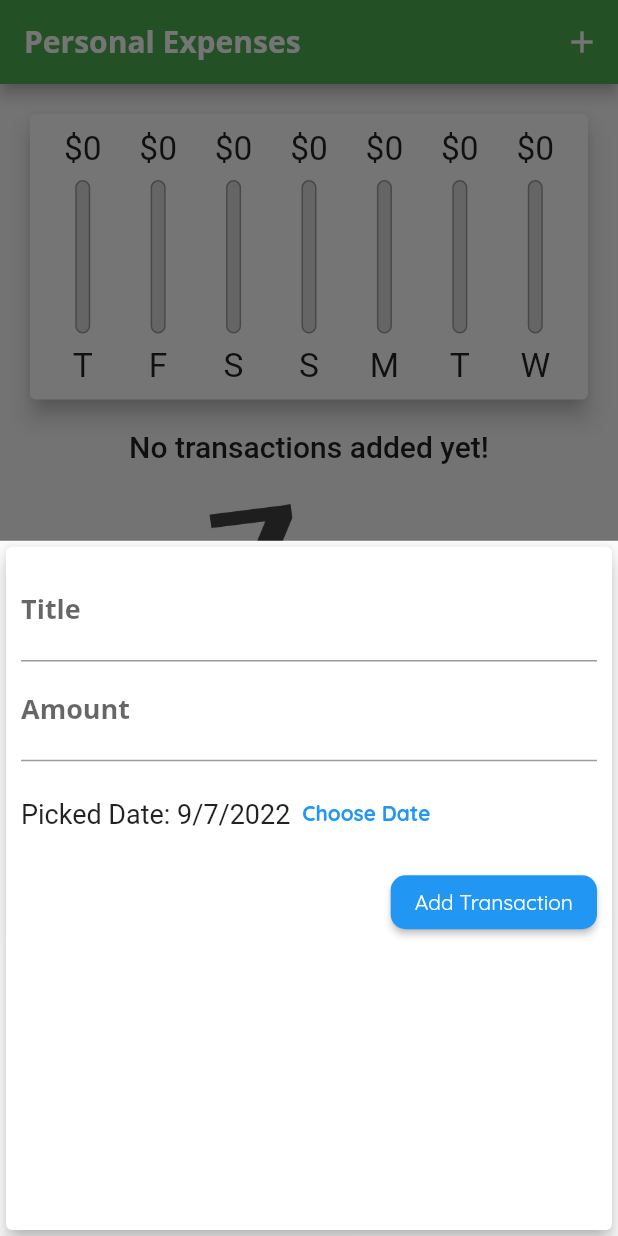
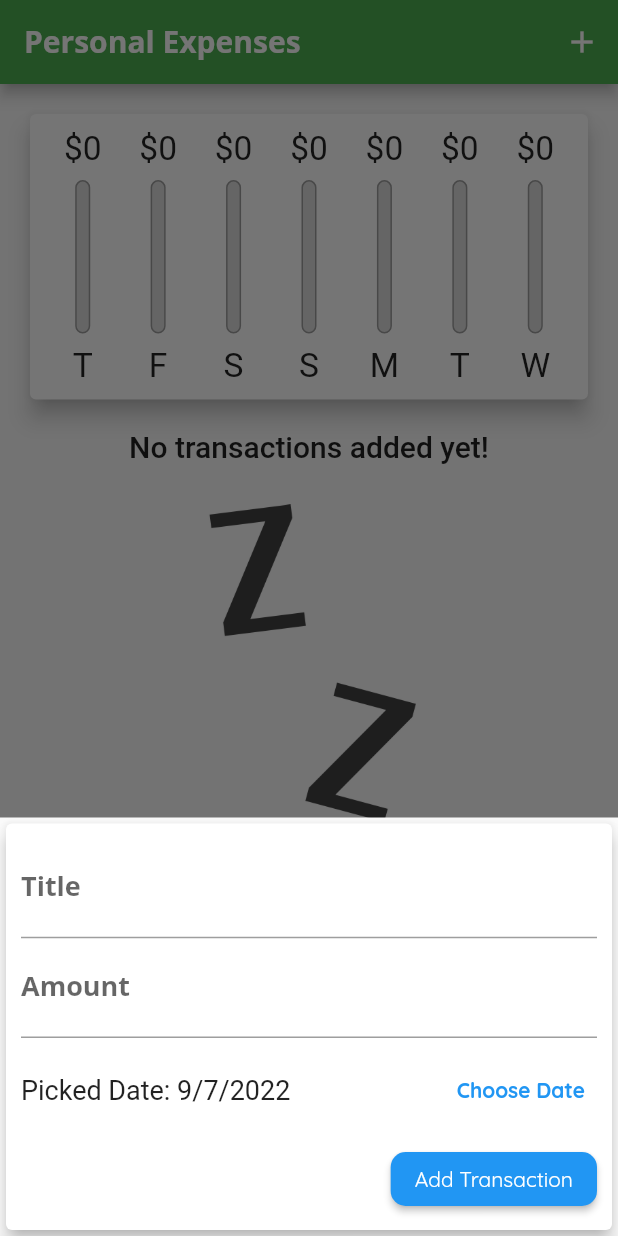
Before and after one commit to DuongYi/Flutter-Tutorial, a Flutter app: the screen it shows after launch, after a tap on the "add" icon, on a phone screen of 412 x 824 dp. Run offline on Flutter 3.47's test engine with Material 2 defaults, Android fonts, the phone set to English and light mode, and no system bars.

Commit message:
Respecting the Softkeyboard Insets

```diff
--- a/lib/widgets/new_transaction.dart
+++ b/lib/widgets/new_transaction.dart
@@ -50,10 +50,16 @@
 
   @override
   Widget build(BuildContext context) {
-    return Card(
+    return SingleChildScrollView(
+      child: Card(
         elevation: 5,
         child: Container(
-        padding: const EdgeInsets.all(10),
+          padding: EdgeInsets.only(
+            top: 10,
+            left: 10,
+            right: 10,
+            bottom: MediaQuery.of(context).viewInsets.bottom + 10,
+          ),
           child: Column(
             crossAxisAlignment: CrossAxisAlignment.end,
             children: <Widget>[
@@ -72,6 +78,7 @@
               SizedBox(
                 height: 70,
                 child: Row(
+                  mainAxisAlignment: MainAxisAlignment.spaceBetween,
                   children: <Widget>[
                     Text(
                         _selectedDate == null
@@ -110,6 +117,7 @@
             ],
           ),
         ),
+      ),
     );
   }
 }
```
Lines whose indentation alone changed are shown as unchanged.
